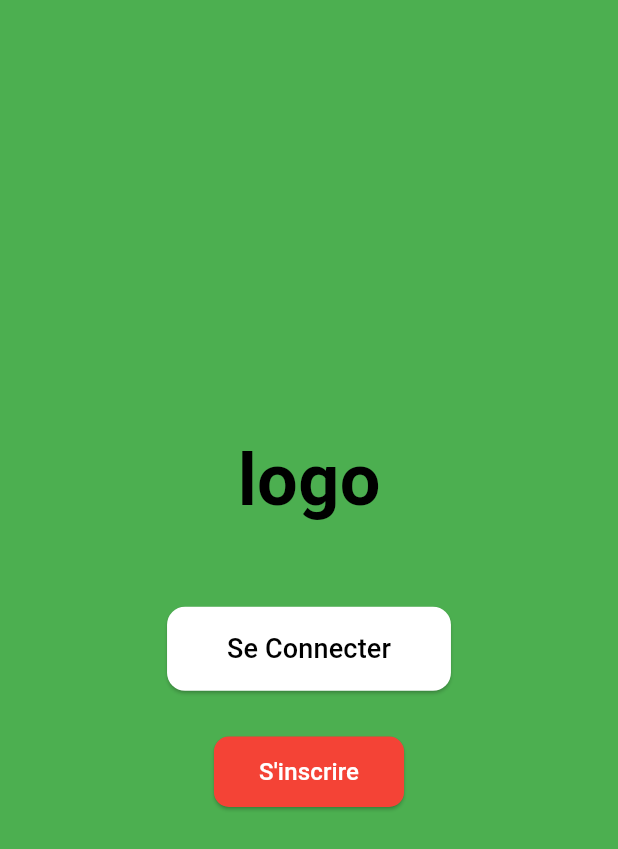
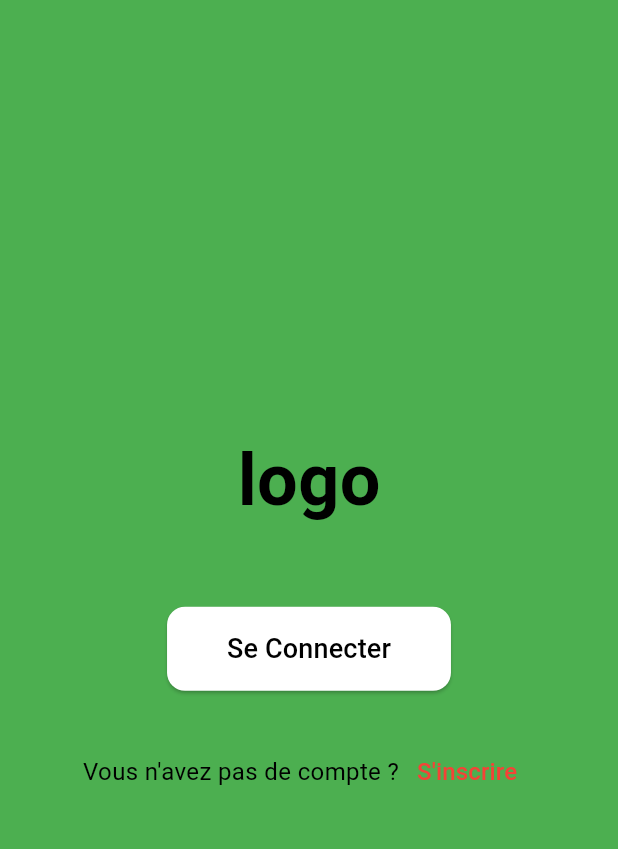
Before and after one commit to DIJA96/Sen-Resto, a Flutter app: the screen it shows after launch, on a phone screen of 412 x 824 dp. Shown: the top 849 px of the screen. Run offline on Flutter 3.47's test engine with Material 3 defaults, Android fonts, the light colour scheme and no system bars.

Commit message:
modification du boutton inscrire

```diff
--- a/lib/acceuil1.dart
+++ b/lib/acceuil1.dart
@@ -44,26 +44,28 @@ class AccueilPage extends StatelessWidget {
               ),
 
               const SizedBox(height: 30),
-
-              // BOUTON S'inscrire
-              ElevatedButton(
+              Row(
+                mainAxisAlignment: MainAxisAlignment.center,
+                children: [
+                  const Text(
+                    'Vous n\'avez pas de compte ?',
+                    style: TextStyle(color: Colors.black, fontSize: 16),
+                  ),
+                  TextButton(
                     onPressed: () {
                       // Action vers la page d'inscription
                     },
                     style: ElevatedButton.styleFrom(
-                  backgroundColor: Colors.red,
-                  foregroundColor: Colors.white,
-                  padding:
-                      const EdgeInsets.symmetric(horizontal: 30, vertical: 12),
-                  shape: RoundedRectangleBorder(
-                    borderRadius: BorderRadius.circular(10),
+                      foregroundColor: Colors.red,
+                    ),
+                    child: const Text(
+                      'S\'inscrire',
+                      style: TextStyle(color: Colors.red, fontSize: 16),
                     ),
                   ),
-                child: const Text(
-                  "S'inscrire",
-                  style: TextStyle(fontSize: 16),
+                ],
               ),
-              ),
+
             ],
           ),
         ),
```
Lines whose indentation alone changed are shown as unchanged.
